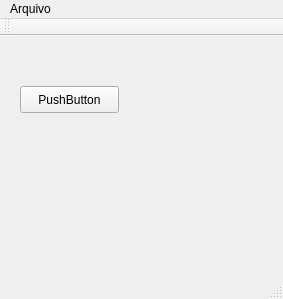
The window that PID_BMP/mainwindow.ui (fernandoFernandeSantos/trabalho-pid-2014) describes before a commit, drawn with Qt 5.
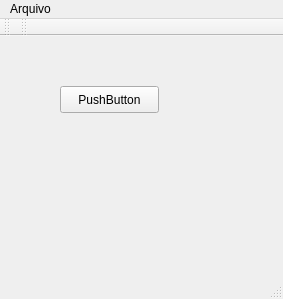
The same window after the commit.

The edit to the form file:
```diff
--- a/PID_BMP/mainwindow.ui
+++ b/PID_BMP/mainwindow.ui
@@ -17,7 +17,7 @@
    <widget class="QPushButton" name="pushButton">
     <property name="geometry">
      <rect>
-      <x>20</x>
+      <x>60</x>
       <y>50</y>
       <width>99</width>
       <height>27</height>
@@ -56,6 +56,17 @@
     <bool>false</bool>
    </attribute>
   </widget>
+  <widget class="QToolBar" name="toolBar">
+   <property name="windowTitle">
+    <string>toolBar</string>
+   </property>
+   <attribute name="toolBarArea">
+    <enum>TopToolBarArea</enum>
+   </attribute>
+   <attribute name="toolBarBreak">
+    <bool>false</bool>
+   </attribute>
+  </widget>
   <action name="actionAbrir">
    <property name="text">
     <string>Abrir</string>
```
